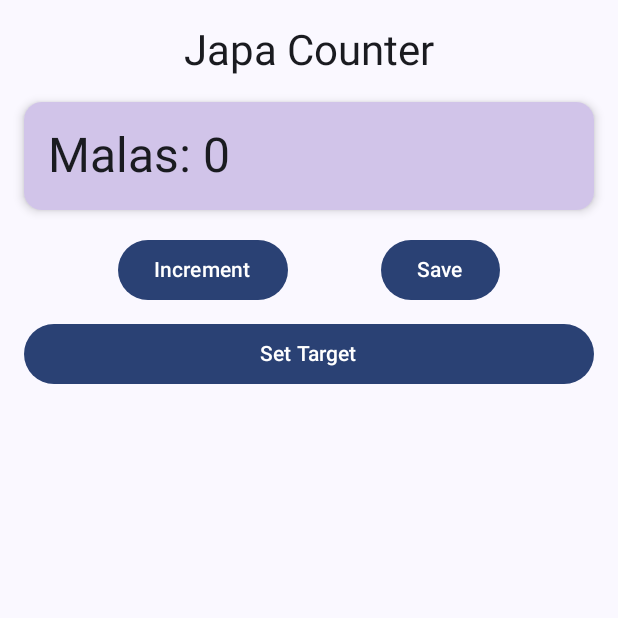
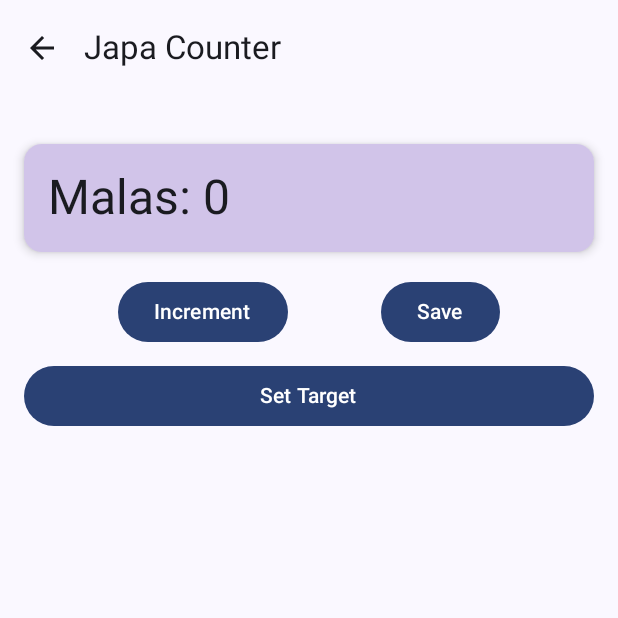
Before and after one commit to akshay1728/streamlit-jodit, an Android app built with Jetpack Compose: the composable JapaScreen called with empty values, on a phone screen of 412 x 824 dp, the top half of it. Run offline under Robolectric (Android 15) with nearby library versions, the phone set to English and light mode, and no system bars.

```diff
--- a/app/src/main/java/com/mantra/japa/ui/screens/JapaScreen.kt
+++ b/app/src/main/java/com/mantra/japa/ui/screens/JapaScreen.kt
@@ -6,15 +6,21 @@ import androidx.compose.foundation.layout.Row
 import androidx.compose.foundation.layout.fillMaxSize
 import androidx.compose.foundation.layout.fillMaxWidth
 import androidx.compose.foundation.layout.padding
+import androidx.compose.material.icons.Icons
+import androidx.compose.material.icons.filled.ArrowBack
 import androidx.compose.material3.Button
 import androidx.compose.material3.Card
 import androidx.compose.material3.CardDefaults
 import androidx.compose.material3.DatePicker
 import androidx.compose.material3.DatePickerDialog
 import androidx.compose.material3.ExperimentalMaterial3Api
+import androidx.compose.material3.Icon
+import androidx.compose.material3.IconButton
 import androidx.compose.material3.MaterialTheme
+import androidx.compose.material3.Scaffold
 import androidx.compose.material3.Text
 import androidx.compose.material3.TextField
+import androidx.compose.material3.TopAppBar
 import androidx.compose.material3.rememberDatePickerState
 import androidx.compose.runtime.Composable
 import androidx.compose.runtime.collectAsState
@@ -27,8 +33,10 @@ import androidx.compose.ui.Modifier
 import androidx.compose.ui.platform.LocalContext
 import androidx.compose.ui.res.stringResource
 import androidx.compose.ui.unit.dp
+import androidx.navigation.NavController
 import com.mantra.japa.R
 import com.mantra.japa.ui.theme.GentlePurple
+import com.mantra.japa.ui.theme.LightGray
 import com.mantra.japa.ui.viewmodel.MainViewModel
 import com.mantra.japa.utils.formatDate
 import java.util.Date
@@ -37,24 +45,37 @@ import java.util.Date
 @Composable
 fun JapaScreen(
     viewModel: MainViewModel,
-    mantraId: Long
+    mantraId: Long,
+    navController: NavController
 ) {
     var malas by remember { mutableStateOf(0) }
     val target by viewModel.getTargetForMantra(mantraId).collectAsState()
+    val statistics by viewModel.getStatisticsForMantra(mantraId).collectAsState()
     var showDialog by remember { mutableStateOf(false) }
     val datePickerState = rememberDatePickerState()
     var targetMalas by remember { mutableStateOf("") }
     var targetMalasError by remember { mutableStateOf<String?>(null) }
     val context = LocalContext.current
 
+    Scaffold(
+        topBar = {
+            TopAppBar(
+                title = { Text(stringResource(id = R.string.japa_counter)) },
+                navigationIcon = {
+                    IconButton(onClick = { navController.popBackStack() }) {
+                        Icon(Icons.Default.ArrowBack, contentDescription = "Back")
+                    }
+                }
+            )
+        }
+    ) { innerPadding ->
         Column(
             modifier = Modifier
                 .fillMaxSize()
+                .padding(innerPadding)
                 .padding(16.dp),
             horizontalAlignment = Alignment.CenterHorizontally
         ) {
-        Text(text = stringResource(id = R.string.japa_counter), style = MaterialTheme.typography.headlineMedium)
-
             Card(
                 modifier = Modifier
                     .fillMaxWidth()
@@ -69,6 +90,23 @@ fun JapaScreen(
                     Text(text = stringResource(id = R.string.malas, malas), style = MaterialTheme.typography.headlineLarge)
                     target?.let {
                         Text(text = stringResource(id = R.string.target, it.targetMalas, formatDate(it.targetDate)), style = MaterialTheme.typography.bodyLarge)
+                    }
+                }
+            }
+
+            statistics?.let {
+                Card(
+                    modifier = Modifier
+                        .fillMaxWidth()
+                        .padding(vertical = 8.dp),
+                    elevation = CardDefaults.cardElevation(defaultElevation = 4.dp),
+                    colors = CardDefaults.cardColors(containerColor = LightGray)
+                ) {
+                    Column(modifier = Modifier.padding(16.dp)) {
+                        Text(text = stringResource(id = R.string.mantra_label, it.mantra.name), style = MaterialTheme.typography.titleLarge)
+                        Text(text = stringResource(id = R.string.deity_label, it.deity.name), style = MaterialTheme.typography.titleMedium)
+                        Text(text = stringResource(id = R.string.total_malas, it.totalMalas), style = MaterialTheme.typography.bodyLarge)
+                        Text(text = stringResource(id = R.string.total_japas, it.totalJapas), style = MaterialTheme.typography.bodyLarge)
                     }
                 }
             }
@@ -140,3 +178,4 @@ fun JapaScreen(
             }
         }
     }
+}
--- a/app/src/main/java/com/mantra/japa/ui/screens/MainScreen.kt
+++ b/app/src/main/java/com/mantra/japa/ui/screens/MainScreen.kt
@@ -22,8 +22,8 @@ import com.mantra.japa.ui.navigation.NavGraph
 import com.mantra.japa.ui.viewmodel.MainViewModel
 
 sealed class BottomNavItem(val route: String, val icon: ImageVector, val label: String) {
+    object Mantras : BottomNavItem("mantra", Icons.Default.List, "Mantras")
     object Deities : BottomNavItem("deity", Icons.Default.Home, "Deities")
-    object Mantras : BottomNavItem("mantra", Icons.Default.List, "Mantras")
     object Statistics : BottomNavItem("statistics", Icons.Default.BarChart, "Statistics")
 }
 
@@ -31,8 +31,8 @@ sealed class BottomNavItem(val route: String, val icon: ImageVector, val label:
 fun MainScreen(viewModel: MainViewModel) {
     val navController = rememberNavController()
     val items = listOf(
+        BottomNavItem.Mantras,
         BottomNavItem.Deities,
-        BottomNavItem.Mantras,
         BottomNavItem.Statistics,
     )
 
@@ -63,6 +63,7 @@ fun MainScreen(viewModel: MainViewModel) {
         NavGraph(
             viewModel = viewModel,
             navController = navController,
+            startDestination = BottomNavItem.Mantras.route,
             modifier = Modifier.padding(innerPadding)
         )
     }
--- a/app/src/main/java/com/mantra/japa/ui/viewmodel/MainViewModel.kt
+++ b/app/src/main/java/com/mantra/japa/ui/viewmodel/MainViewModel.kt
@@ -64,6 +64,23 @@ class MainViewModel(
         }
     }.stateIn(viewModelScope, SharingStarted.WhileSubscribed(5000), emptyList())
 
+    fun getStatisticsForMantra(mantraId: Long) = combine(
+        japaEntryDao.getJapaEntriesForMantra(mantraId),
+        mantraDao.getAllMantras(),
+        deityDao.getAllDeities()
+    ) { japaEntries, mantras, deities ->
+        val mantra = mantras.find { it.id == mantraId }
+        val deity = deities.find { it.id == mantra?.deityId }
+        val totalMalas = japaEntries.sumOf { it.malas }
+        val totalJapas = totalMalas * 108
+        if (mantra != null && deity != null) {
+            Statistics(mantra, deity, totalMalas, totalJapas)
+        } else {
+            null
+        }
+    }.stateIn(viewModelScope, SharingStarted.WhileSubscribed(5000), null)
+
+
     fun getTargetForMantra(mantraId: Long) = targetDao.getTargetForMantra(mantraId)
         .stateIn(viewModelScope, SharingStarted.WhileSubscribed(5000), null)
 
```
Also changed, not shown: app/src/main/java/com/mantra/japa/ui/navigation/NavGraph.kt (+3 -4 lines). Lines whose indentation alone changed are shown as unchanged.
